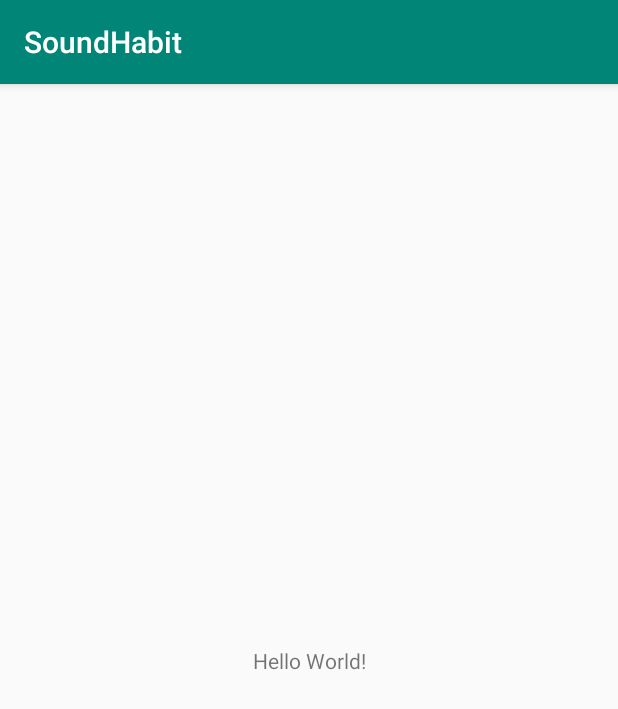
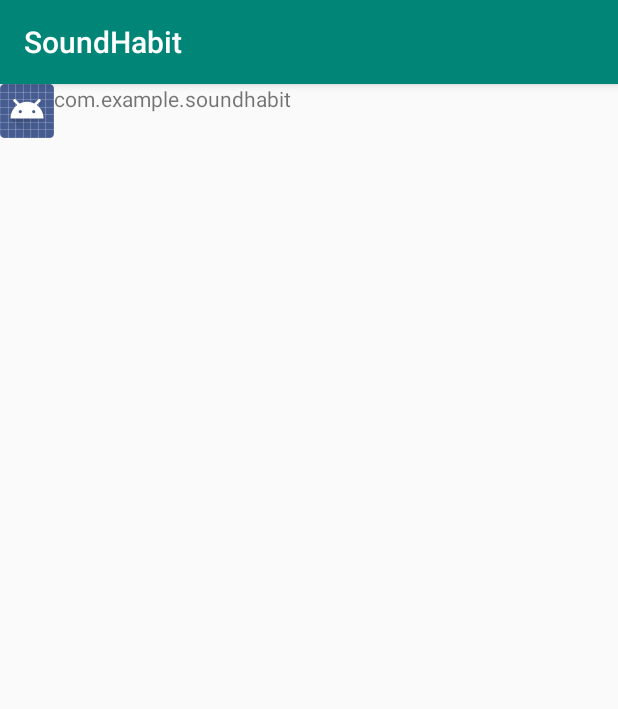
Before and after one commit to tcdat96/SoundHabit, an Android app: the screen it shows after launch (MainActivity), on a phone screen of 412 x 824 dp. Shown: the top 709 px of the screen. Run offline under Robolectric (Android 15) with nearby library versions, the phone set to English and light mode, and no system bars.

Commit message:
only change volume of user-installed applications

```diff
--- a/app/build.gradle
+++ b/app/build.gradle
@@ -38,4 +38,5 @@ dependencies {
     androidTestImplementation 'androidx.test.espresso:espresso-core:3.2.0'
 
     implementation 'com.rvalerio:fgchecker:1.1.0'
+    implementation 'androidx.recyclerview:recyclerview:1.1.0'
 }
--- /dev/null
+++ b/app/src/main/java/com/example/soundhabit/InstalledAppAdapter.kt
@@ -0,0 +1,39 @@
+package com.example.soundhabit
+
+import android.view.LayoutInflater
+import android.view.View
+import android.view.ViewGroup
+import android.widget.ImageView
+import android.widget.TextView
+import androidx.recyclerview.widget.RecyclerView
+import com.example.soundhabit.data.AppInfo
+
+class InstalledAppAdapter(val apps: List<AppInfo>) : RecyclerView.Adapter<InstalledAppAdapter.AppItemViewHolder>() {
+
+    override fun onCreateViewHolder(parent: ViewGroup, viewType: Int): AppItemViewHolder {
+        val view = LayoutInflater.from(parent.context).inflate(R.layout.install_app_item, parent, false)
+        return AppItemViewHolder(view)
+    }
+
+    override fun getItemCount() = apps.size
+
+    override fun onBindViewHolder(holder: AppItemViewHolder, position: Int) {
+        val app = apps[position]
+        holder.bind(app)
+    }
+
+    inner class AppItemViewHolder(itemView: View) : RecyclerView.ViewHolder(itemView) {
+        var nameTextView : TextView? = null
+        var iconImageView: ImageView? = null
+
+        init {
+            nameTextView = itemView.findViewById(R.id.tv_package_name)
+            iconImageView = itemView.findViewById(R.id.iv_app_icon)
+        }
+
+        fun bind(appInfo: AppInfo) {
+            nameTextView?.text = appInfo.name
+            iconImageView?.setImageDrawable(appInfo.icon)
+        }
+    }
+}
--- a/app/src/main/java/com/example/soundhabit/MainActivity.kt
+++ b/app/src/main/java/com/example/soundhabit/MainActivity.kt
@@ -1,19 +1,13 @@
 package com.example.soundhabit
 
-import android.annotation.TargetApi
-import android.app.AlertDialog
-import android.app.AppOpsManager
-import android.content.Context
 import android.content.Intent
-import android.content.pm.ApplicationInfo
-import android.content.pm.PackageManager
-import android.os.Build
 import android.os.Bundle
-import android.os.Handler
-import android.os.Process
 import android.provider.Settings
 import androidx.appcompat.app.AppCompatActivity
 import androidx.core.content.ContextCompat
+import androidx.recyclerview.widget.LinearLayoutManager
+import androidx.recyclerview.widget.RecyclerView
+import com.example.soundhabit.utils.AppInfoUtil
 
 
 class MainActivity : AppCompatActivity() {
@@ -22,15 +16,35 @@ class MainActivity : AppCompatActivity() {
         const val TAG = "MainActivity"
     }
 
+    private var appAdapter: InstalledAppAdapter? = null
+
     override fun onCreate(savedInstanceState: Bundle?) {
         super.onCreate(savedInstanceState)
         setContentView(R.layout.activity_main)
+
+        // retrieve installed applications
+        AppInfoUtil.getInstalledApps(this)?.run {
+            forEach { StorageUtil.savePackage(it.name) }
+            appAdapter = InstalledAppAdapter(this)
+        }
+
+        initInstalledAppsList()
     }
 
     override fun onStart() {
         super.onStart()
-        if (requestUsageStatsPermission()) {
+        if (AppInfoUtil.needUsageStatsPermission(this)) {
+            startActivity(Intent(Settings.ACTION_USAGE_ACCESS_SETTINGS))
+        } else {
             startService()
+        }
+    }
+
+    private fun initInstalledAppsList() {
+        val appsRv = findViewById<RecyclerView>(R.id.rv_installed_apps).apply {
+            setHasFixedSize(true)
+            layoutManager = LinearLayoutManager(context, RecyclerView.VERTICAL, false)
+            adapter = appAdapter
         }
     }
 
@@ -39,23 +53,4 @@ class MainActivity : AppCompatActivity() {
             ContextCompat.startForegroundService(this@MainActivity, intent)
         }
     }
-
-    private fun requestUsageStatsPermission(): Boolean {
-        if (Build.VERSION.SDK_INT >= Build.VERSION_CODES.LOLLIPOP
-            && !hasUsageStatsPermission(this)) {
-            startActivity(Intent(Settings.ACTION_USAGE_ACCESS_SETTINGS))
-            return false
-        }
-        return true
-    }
-
-    @TargetApi(Build.VERSION_CODES.KITKAT)
-    fun hasUsageStatsPermission(context: Context): Boolean {
-        val appOps = context.getSystemService(Context.APP_OPS_SERVICE) as AppOpsManager
-        val mode = appOps.checkOpNoThrow(
-            "android:get_usage_stats",
-            Process.myUid(), context.packageName
-        )
-        return mode == AppOpsManager.MODE_ALLOWED
-    }
 }
--- a/app/src/main/java/com/example/soundhabit/ScanForegroundService.kt
+++ b/app/src/main/java/com/example/soundhabit/ScanForegroundService.kt
@@ -26,11 +26,13 @@ class ScanForegroundService : Service() {
             val context = this@ScanForegroundService
             AppChecker()
                 .whenAny { packageName ->
-                    if (prevPackage != packageName) {
+                    if (packageName.isNotEmpty() && prevPackage != packageName) {
+                        val currVolume = AudioUtil.getCurrentVolume(context)
                         // save current volume for previous app
-                        val currVolume = AudioUtil.getCurrentVolume(context)
-                        StorageUtil.saveCurrentVolume(prevPackage, currVolume)
-                        Log.d(TAG, "$prevPackage: saved as $currVolume");
+                        if (StorageUtil.hasPackage(prevPackage)) {
+                            StorageUtil.saveCurrentVolume(prevPackage, currVolume)
+                            Log.d(TAG, "$prevPackage: saved as $currVolume")
+                        }
                         // load previously saved volume of current app
                         StorageUtil.getPreviousVolume(packageName)?.let {
                             if (it != currVolume) {
--- /dev/null
+++ b/app/src/main/java/com/example/soundhabit/data/AppInfo.kt
@@ -0,0 +1,7 @@
+package com.example.soundhabit.data
+
+import android.graphics.drawable.Drawable
+
+data class AppInfo(val name: String, val icon: Drawable) {
+    val ignore = false
+}
--- /dev/null
+++ b/app/src/main/java/com/example/soundhabit/utils/AppInfoUtil.kt
@@ -0,0 +1,40 @@
+package com.example.soundhabit.utils
+
+import android.annotation.TargetApi
+import android.app.AppOpsManager
+import android.content.Context
+import android.content.pm.ApplicationInfo
+import android.content.pm.PackageManager
+import android.os.Build
+import android.os.Process
+import com.example.soundhabit.data.AppInfo
+
+object AppInfoUtil {
+    fun getInstalledApps(context: Context): List<AppInfo>? {
+        val pm = context.packageManager
+        return pm
+            ?.getInstalledApplications(PackageManager.GET_META_DATA)
+            ?.filter { !isSystemPackage(pm, it) }
+            ?.map { AppInfo(it.packageName, it.loadIcon(pm)) }
+    }
+
+    private fun isSystemPackage(pm: PackageManager, pkgInfo: ApplicationInfo): Boolean {
+        return pm.getLaunchIntentForPackage(pkgInfo.packageName) == null
+//        return pkgInfo.flags and (ApplicationInfo.FLAG_SYSTEM or ApplicationInfo.FLAG_UPDATED_SYSTEM_APP) != 0
+    }
+
+    fun needUsageStatsPermission(context: Context): Boolean {
+        return Build.VERSION.SDK_INT >= Build.VERSION_CODES.LOLLIPOP
+                && !hasUsageStatsPermission(context)
+    }
+
+    @TargetApi(Build.VERSION_CODES.KITKAT)
+    fun hasUsageStatsPermission(context: Context): Boolean {
+        val appOps = context.getSystemService(Context.APP_OPS_SERVICE) as AppOpsManager
+        val mode = appOps.checkOpNoThrow(
+            "android:get_usage_stats",
+            Process.myUid(), context.packageName
+        )
+        return mode == AppOpsManager.MODE_ALLOWED
+    }
+}
--- a/app/src/main/java/com/example/soundhabit/utils/StorageUtil.kt
+++ b/app/src/main/java/com/example/soundhabit/utils/StorageUtil.kt
@@ -1,14 +1,18 @@
 import android.content.Context
 import android.content.SharedPreferences
+import android.util.Log
+import com.example.soundhabit.ScanForegroundService
 
 object StorageUtil {
+    private const val TAG = "StorageUtil"
     private const val INVALID_VOLUME = -1
 
-    private var sharedPref : SharedPreferences? = null
+    private var sharedPref: SharedPreferences? = null
 
     fun init(context: Context) {
         sharedPref = context.getSharedPreferences(
-            context.applicationContext.packageName, Context.MODE_PRIVATE)
+            context.applicationContext.packageName, Context.MODE_PRIVATE
+        )
     }
 
     fun getPreviousVolume(packageName: String): Int? {
@@ -18,9 +22,21 @@ object StorageUtil {
     }
 
     fun saveCurrentVolume(packageName: String, volume: Int) {
-        sharedPref?.edit()?.run {
-            putInt(packageName, volume)
-            apply()
+        sharedPref?.run {
+            edit()?.run {
+                putInt(packageName, volume)
+                apply()
+            }
+        }
+    }
+
+    fun hasPackage(packageName: String): Boolean {
+        return sharedPref?.contains(packageName) == true
+    }
+
+    fun savePackage(packageName: String) {
+        if (!hasPackage(packageName)) {
+            saveCurrentVolume(packageName, INVALID_VOLUME)
         }
     }
 }
--- a/app/src/main/res/layout/activity_main.xml
+++ b/app/src/main/res/layout/activity_main.xml
@@ -1,8 +1,7 @@
 <?xml version="1.0" encoding="utf-8"?>
-<androidx.constraintlayout.widget.ConstraintLayout
-    xmlns:android="http://schemas.android.com/apk/res/android"
+<androidx.constraintlayout.widget.ConstraintLayout xmlns:android="http://schemas.android.com/apk/res/android"
+    xmlns:app="http://schemas.android.com/apk/res-auto"
     xmlns:tools="http://schemas.android.com/tools"
-    xmlns:app="http://schemas.android.com/apk/res-auto"
     android:layout_width="match_parent"
     android:layout_height="match_parent"
     tools:context=".MainActivity">
@@ -11,11 +10,19 @@
         android:layout_width="wrap_content"
         android:layout_height="wrap_content"
         android:text="Hello World!"
+        android:visibility="gone"
         app:layout_constraintBottom_toBottomOf="parent"
         app:layout_constraintLeft_toLeftOf="parent"
         app:layout_constraintRight_toRightOf="parent"
         app:layout_constraintTop_toTopOf="parent" />
 
-
+    <androidx.recyclerview.widget.RecyclerView
+        android:id="@+id/rv_installed_apps"
+        android:layout_width="0dp"
+        android:layout_height="0dp"
+        app:layout_constraintBottom_toBottomOf="parent"
+        app:layout_constraintLeft_toLeftOf="parent"
+        app:layout_constraintRight_toRightOf="parent"
+        app:layout_constraintTop_toTopOf="parent" />
 
 </androidx.constraintlayout.widget.ConstraintLayout>
--- /dev/null
+++ b/app/src/main/res/layout/install_app_item.xml
@@ -0,0 +1,21 @@
+<?xml version="1.0" encoding="utf-8"?>
+<LinearLayout xmlns:android="http://schemas.android.com/apk/res/android"
+    xmlns:app="http://schemas.android.com/apk/res-auto"
+    xmlns:tools="http://schemas.android.com/tools"
+    android:layout_width="match_parent"
+    android:layout_height="wrap_content"
+    android:orientation="horizontal">
+
+    <ImageView
+        android:id="@+id/iv_app_icon"
+        android:layout_width="36dp"
+        android:layout_height="36dp"
+        tools:ignore="ContentDescription" />
+
+    <TextView
+        android:id="@+id/tv_package_name"
+        android:layout_width="0dp"
+        android:layout_height="wrap_content"
+        android:layout_weight="1" />
+
+</LinearLayout>
```
